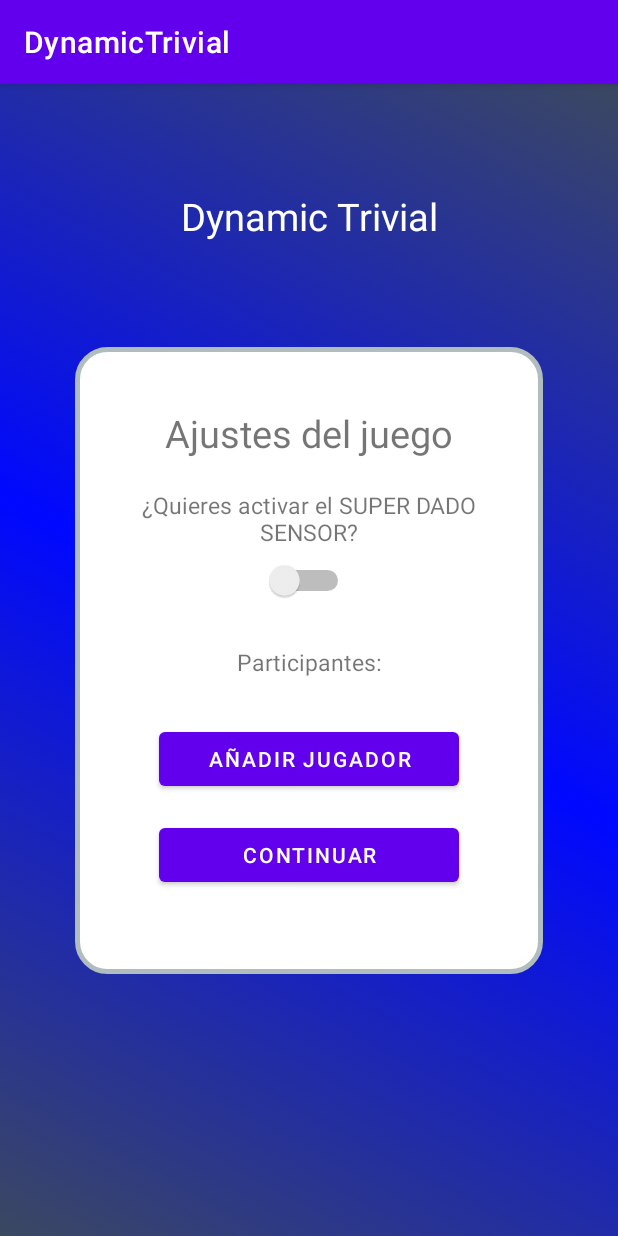
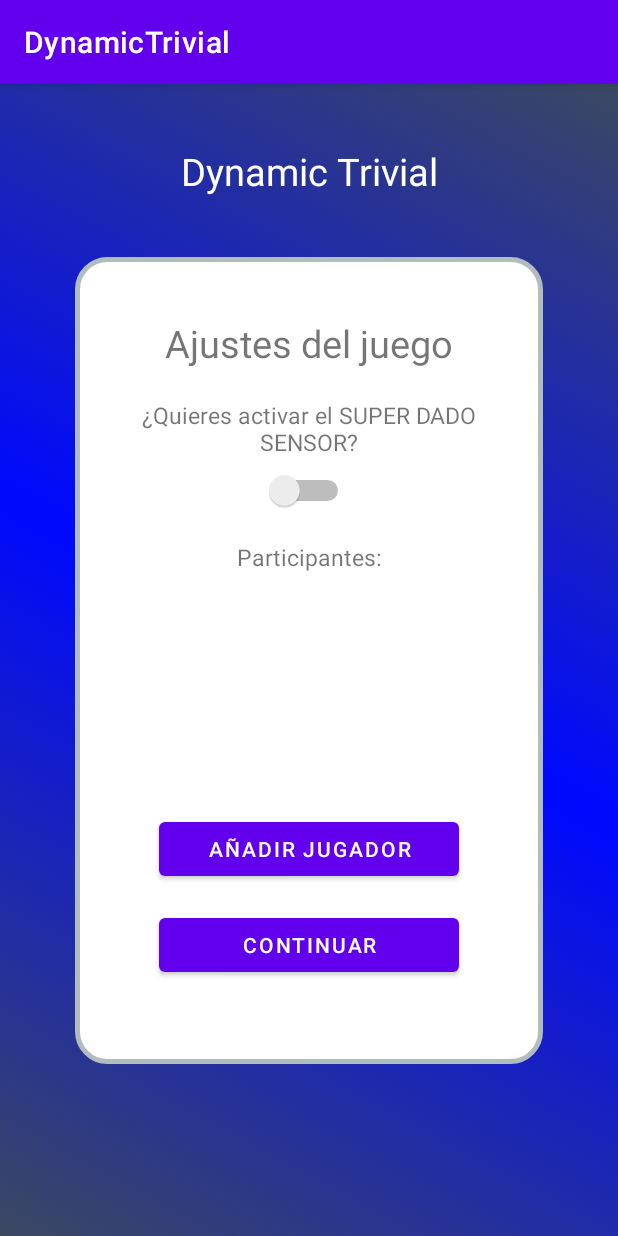
Before and after one commit to EsDeSepa/ConocimientodelMedio, an Android app: the SettingsActivity screen opened directly, with no data from a screen before it, on a phone screen of 412 x 824 dp. Run offline under Robolectric (Android 15) with nearby library versions, the phone set to English and light mode, and no system bars; our stand-ins replace Firebase (no records; nobody signed in at launch, a user with empty details on screens opened directly).

Commit message:
debugging code scroll settings

```diff
--- a/DynamicTrivial/app/src/main/res/layout/activity_rules.xml
+++ b/DynamicTrivial/app/src/main/res/layout/activity_rules.xml
@@ -82,28 +82,31 @@
                     android:layout_marginTop="8dp"
                     android:layout_marginBottom="20dp"/>
 
-                <LinearLayout
-                    android:id="@+id/check_layout"
-                    android:layout_width="wrap_content"
-                    android:layout_height="wrap_content"
-                    android:layout_weight="1"
-                    android:layout_marginTop="10dp"
-                    android:gravity="center"
-                    android:orientation="vertical">
-
                 <TextView
                     android:layout_width="match_parent"
                     android:layout_height="wrap_content"
                     android:text="Participantes:"
+                    android:layout_marginBottom="10dp"
                     android:textSize="15sp"
                     android:gravity="center"/>
+
                 <ScrollView
+                    android:id="@+id/scrollCheck"
                     android:layout_width="match_parent"
-                        android:layout_height="wrap_content">
+                    android:layout_height="120dp"
+                    android:layout_centerInParent="true">
 
-                    </ScrollView>
+                    <LinearLayout
+                        android:id="@+id/check_layout"
+                        android:layout_width="match_parent"
+                        android:layout_height="wrap_content"
+                        android:layout_marginTop="10dp"
+                        android:layout_marginBottom="10dp"
+                        android:gravity="center"
+                        android:orientation="vertical">
 
                     </LinearLayout>
+                </ScrollView>
 
                 <Button
                     android:id="@+id/btn_add_player"
```
Also changed, not shown: DynamicTrivial/app/src/main/java/com/example/dynamictrivial/SettingsActivity.java (+21 -7 lines). Lines whose indentation alone changed are shown as unchanged.
